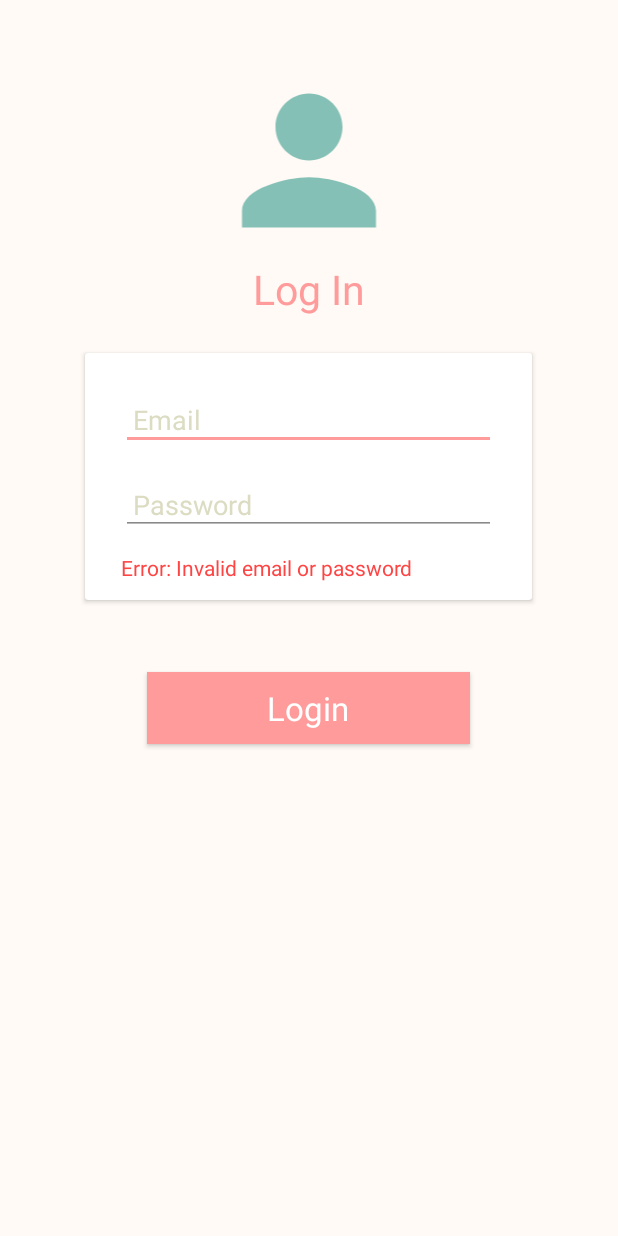
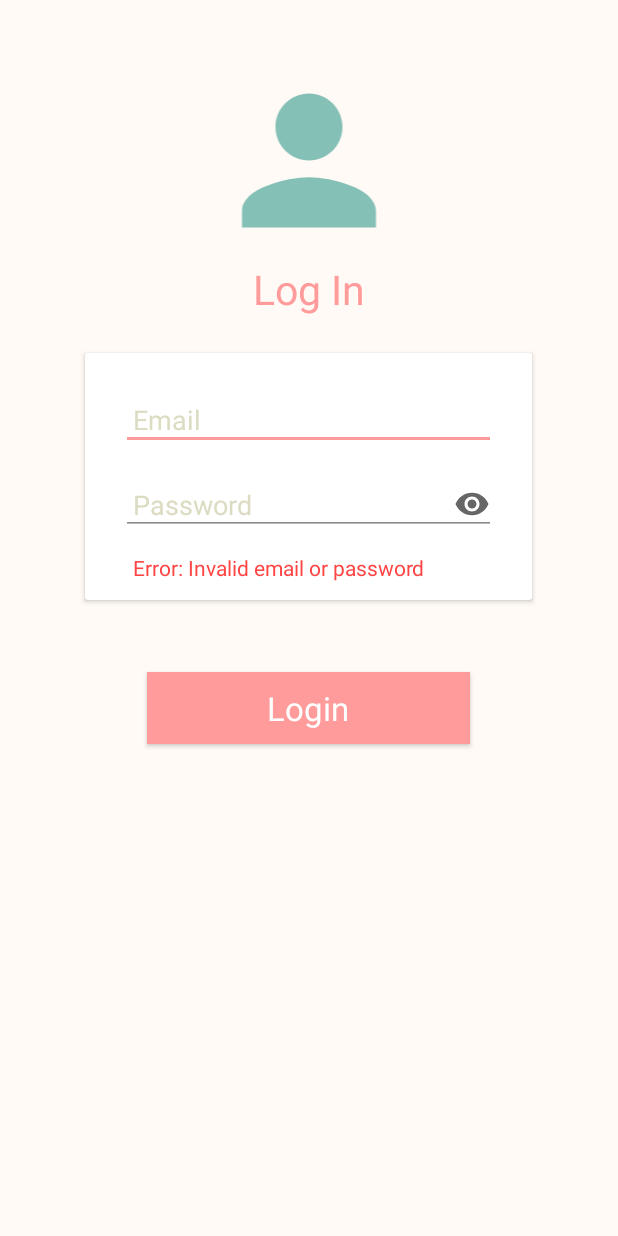
Before and after one commit to saltedfishxx/findastuddy, an Android app: the Login screen opened directly, with no data from a screen before it, after a tap on "Login", on a phone screen of 412 x 824 dp. Run offline under Robolectric (Android 15) with nearby library versions, the phone set to English and light mode, and no system bars; our stand-ins replace Firebase (no records; nobody signed in at launch, a user with empty details on screens opened directly).

Commit message:
Modify password + add group pic

```diff
--- a/app/src/main/AndroidManifest.xml
+++ b/app/src/main/AndroidManifest.xml
@@ -18,10 +18,10 @@
     <application
         android:allowBackup="true"
         android:icon="@drawable/splashscreen25"
-        android:label="FindAStuddy"
         android:roundIcon="@drawable/splashscreen25"
         android:supportsRtl="true"
-        android:theme="@style/AppTheme"
+        android:label=""
+        android:theme="@style/Theme.AppCompat.NoActionBar"
         tools:replace="android:label">
         <meta-data
             android:name="com.google.android.gms.version"
--- a/app/src/main/java/mapp/com/sg/mapp_ca1/Adapter/MainAdapter.java
+++ b/app/src/main/java/mapp/com/sg/mapp_ca1/Adapter/MainAdapter.java
@@ -57,6 +57,11 @@ public class MainAdapter extends RecyclerView.Adapter<MainAdapter.MainViewHolder
         if(chat.getPicURL() != null){
             Glide.with(holder.groupPic.getContext())
                     .load(chat.getPicURL())
+                    .apply(RequestOptions.circleCropTransform())
+                    .into(holder.groupPic);
+        }else{
+            Glide.with(holder.groupPic.getContext())
+                    .load(R.drawable.ic_group_black_24dp)
                     .apply(RequestOptions.circleCropTransform())
                     .into(holder.groupPic);
         }
--- a/app/src/main/java/mapp/com/sg/mapp_ca1/Firestore/GroupChatFirestoreHelper.java
+++ b/app/src/main/java/mapp/com/sg/mapp_ca1/Firestore/GroupChatFirestoreHelper.java
@@ -74,7 +74,7 @@ public class GroupChatFirestoreHelper {
                             }
                             if(gcList != null) {
                                 for (GroupChats g : gcList) {
-                                    if(!g.getMembers().contains(firebaseAuth.getCurrentUser().getUid()) && g.getMemCount() < 6)
+                                    if(!g.getMembers().contains(firebaseAuth.getCurrentUser().getUid()) && g.getMemCount() < 5)
                                     {
                                         browseDuplicate.add(g);
 
--- a/app/src/main/java/mapp/com/sg/mapp_ca1/Login.java
+++ b/app/src/main/java/mapp/com/sg/mapp_ca1/Login.java
@@ -6,9 +6,12 @@ import android.os.Bundle;
 import android.support.annotation.NonNull;
 import android.support.annotation.Nullable;
 import android.support.v7.app.AppCompatActivity;
+import android.text.InputType;
 import android.util.Log;
+import android.view.MotionEvent;
 import android.view.View;
 import android.view.inputmethod.InputMethodManager;
+import android.widget.Button;
 import android.widget.EditText;
 import android.widget.TextView;
 
@@ -20,6 +23,7 @@ import com.google.firebase.auth.FirebaseAuth;
 public class Login extends AppCompatActivity implements View.OnClickListener{
     EditText emailInput, passwordInput;
     TextView errortxt;
+    Button eye;
     private FirebaseAuth auth;
     @Override
     protected void onCreate(@Nullable Bundle savedInstanceState) {
@@ -28,6 +32,7 @@ public class Login extends AppCompatActivity implements View.OnClickListener{
         emailInput = (EditText) findViewById(R.id.editEmail);
         passwordInput = (EditText) findViewById(R.id.editPass);
         errortxt = (TextView) findViewById(R.id.errortxt);
+        eye = (Button) findViewById(R.id.eye);
 
         //init firebase auth
         auth = FirebaseAuth.getInstance();
@@ -36,7 +41,28 @@ public class Login extends AppCompatActivity implements View.OnClickListener{
         if(auth.getCurrentUser()!=null){
             startActivity(new Intent(Login.this, MainActivity.class));
         }
+
+        eye.setOnTouchListener(new View.OnTouchListener() {
+            public boolean onTouch(View v, MotionEvent event) {
+
+                switch ( event.getAction() ) {
+                    case MotionEvent.ACTION_DOWN:
+                        passwordInput.setInputType(InputType.TYPE_CLASS_TEXT);
+                        break;
+                    case MotionEvent.ACTION_UP:
+                        passwordInput.setInputType(InputType.TYPE_CLASS_TEXT | InputType.TYPE_TEXT_VARIATION_PASSWORD);
+                        break;
+                }
+                return true;
             }
+        });
+            }
+
+    @Override
+    public void onBackPressed() {
+        Intent intent = new Intent(getApplicationContext(), WelcomeActivity.class);
+        startActivity(intent);
+    }
 
     @Override
     public void onClick(View v) {
@@ -49,6 +75,8 @@ public class Login extends AppCompatActivity implements View.OnClickListener{
             public void onComplete(@NonNull Task<AuthResult> task) {
                 if(!task.isSuccessful()){
                     errortxt.setText("Error: Invalid email or password");
+                    emailInput.setText("");
+                    passwordInput.setText("");
                 }else {
                     startActivity(new Intent(Login.this, MainActivity.class));
                 }
--- a/app/src/main/java/mapp/com/sg/mapp_ca1/MainActivity.java
+++ b/app/src/main/java/mapp/com/sg/mapp_ca1/MainActivity.java
@@ -14,6 +14,7 @@ import android.support.v7.app.AppCompatActivity;
 import android.os.Bundle;
 import android.support.v7.widget.LinearLayoutManager;
 import android.support.v7.widget.RecyclerView;
+import android.util.Log;
 import android.view.MenuItem;
 import android.view.View;
 import android.widget.ExpandableListView;
@@ -114,7 +115,8 @@ public class MainActivity extends AppCompatActivity {
                         // continue with adding
                         FirebaseAuth firebaseAuth = FirebaseAuth.getInstance();
                         firebaseAuth.signOut();
-                        finish();
+                        Intent intent = new Intent(getApplicationContext(), Login.class);
+                        startActivity(intent);
 
                     }
                 })
--- a/app/src/main/java/mapp/com/sg/mapp_ca1/WelcomeActivity.java
+++ b/app/src/main/java/mapp/com/sg/mapp_ca1/WelcomeActivity.java
@@ -23,6 +23,12 @@ public class WelcomeActivity extends AppCompatActivity {
         signupbtn.setOnClickListener(clickaction);
 
     }
+
+    @Override
+    public void onBackPressed() {
+        moveTaskToBack(true);
+    }
+
     View.OnClickListener clickaction = new View.OnClickListener() {
         public void onClick(View v) {
             switch(v.getId()) {
--- a/app/src/main/res/drawable/ic_photo_library_black_24dp.xml
+++ b/app/src/main/res/drawable/ic_photo_library_black_24dp.xml
@@ -1,5 +1,5 @@
-<vector android:height="24dp" android:tint="#666666"
+<vector android:height="24dp" android:tint="#ffffff"
     android:viewportHeight="24.0" android:viewportWidth="24.0"
     android:width="24dp" xmlns:android="http://schemas.android.com/apk/res/android">
-    <path android:fillColor="#FF000000" android:pathData="M22,16L22,4c0,-1.1 -0.9,-2 -2,-2L8,2c-1.1,0 -2,0.9 -2,2v12c0,1.1 0.9,2 2,2h12c1.1,0 2,-0.9 2,-2zM11,12l2.03,2.71L16,11l4,5L8,16l3,-4zM2,6v14c0,1.1 0.9,2 2,2h14v-2L4,20L4,6L2,6z"/>
+    <path android:fillColor="#FFffff" android:pathData="M22,16L22,4c0,-1.1 -0.9,-2 -2,-2L8,2c-1.1,0 -2,0.9 -2,2v12c0,1.1 0.9,2 2,2h12c1.1,0 2,-0.9 2,-2zM11,12l2.03,2.71L16,11l4,5L8,16l3,-4zM2,6v14c0,1.1 0.9,2 2,2h14v-2L4,20L4,6L2,6z"/>
 </vector>
--- /dev/null
+++ b/app/src/main/res/drawable/ic_remove_red_eye_black_24dp.xml
@@ -0,0 +1,5 @@
+<vector android:height="24dp" android:tint="#666666"
+    android:viewportHeight="24.0" android:viewportWidth="24.0"
+    android:width="24dp" xmlns:android="http://schemas.android.com/apk/res/android">
+    <path android:fillColor="#FF000000" android:pathData="M12,4.5C7,4.5 2.73,7.61 1,12c1.73,4.39 6,7.5 11,7.5s9.27,-3.11 11,-7.5c-1.73,-4.39 -6,-7.5 -11,-7.5zM12,17c-2.76,0 -5,-2.24 -5,-5s2.24,-5 5,-5 5,2.24 5,5 -2.24,5 -5,5zM12,9c-1.66,0 -3,1.34 -3,3s1.34,3 3,3 3,-1.34 3,-3 -1.34,-3 -3,-3z"/>
+</vector>
--- a/app/src/main/res/layout/edit_profile.xml
+++ b/app/src/main/res/layout/edit_profile.xml
@@ -3,6 +3,7 @@
     android:layout_width="match_parent"
     android:layout_height="match_parent"
     xmlns:app="http://schemas.android.com/apk/res-auto"
+    android:theme="@style/Theme.AppCompat.Light.NoActionBar"
     android:background="@color/background_color">
 
     <ScrollView
--- a/app/src/main/res/layout/item_message.xml
+++ b/app/src/main/res/layout/item_message.xml
@@ -5,6 +5,7 @@
     xmlns:tools="http://schemas.android.com/tools"
     android:layout_width="match_parent"
     android:layout_height="wrap_content"
+    android:theme="@style/Theme.AppCompat.NoActionBar"
     android:paddingTop="8dp">
 
     <ImageView
@@ -33,6 +34,7 @@
         android:layout_height="wrap_content"
         android:layout_marginRight="4dp"
         android:textSize="10sp"
+        android:textColor="@color/grey"
         app:layout_constraintBottom_toBottomOf="@+id/messageTextView"
         app:layout_constraintRight_toLeftOf="@+id/messageTextView" />
 
--- a/app/src/main/res/layout/item_message_received.xml
+++ b/app/src/main/res/layout/item_message_received.xml
@@ -5,6 +5,7 @@
     xmlns:tools="http://schemas.android.com/tools"
     android:layout_width="match_parent"
     android:layout_height="wrap_content"
+    android:theme="@style/Theme.AppCompat.NoActionBar"
     android:paddingTop="8dp">
 
     <ImageView
@@ -31,6 +32,7 @@
         android:layout_marginLeft="8dp"
         android:layout_marginTop="4dp"
         android:textSize="12sp"
+        android:textColor="@color/grey"
         app:layout_constraintLeft_toRightOf="@+id/image_message_profile"
         app:layout_constraintTop_toTopOf="parent" />
 
@@ -53,6 +55,7 @@
         android:layout_height="wrap_content"
         android:layout_marginLeft="4dp"
         android:textSize="10sp"
+        android:textColor="@color/grey"
         app:layout_constraintBottom_toBottomOf="@+id/messageTextView"
         app:layout_constraintLeft_toRightOf="@+id/messageTextView" />
 
--- a/app/src/main/res/layout/layout_child.xml
+++ b/app/src/main/res/layout/layout_child.xml
@@ -14,7 +14,7 @@
             android:layout_width="48dp"
             android:layout_height="48dp"
             android:scaleType="centerInside"
-            android:background="@drawable/ic_group_black_24dp"
+            android:background="@drawable/circle"
             android:layout_alignParentStart="true"
             android:layout_alignParentLeft="true"
             android:layout_centerVertical="true"
--- a/app/src/main/res/layout/login.xml
+++ b/app/src/main/res/layout/login.xml
@@ -34,7 +34,7 @@
         app:cardBackgroundColor="@color/color_white"
         >
 
-        <LinearLayout
+        <RelativeLayout
             android:id="@+id/underInput"
             android:layout_width="wrap_content"
             android:layout_height="wrap_content"
@@ -48,6 +48,7 @@
                 android:hint="Email"
                 android:theme="@style/EditTextTheme"
                 android:maxLines="1"
+                android:inputType="textEmailAddress"
                 android:imeOptions="actionDone"
                 android:textColorHint="@color/light_text"
                 android:textColor="@color/main_edit"
@@ -63,8 +64,10 @@
                 android:layout_height="wrap_content"
                 android:layout_gravity="center_horizontal"
                 android:hint="Password"
+                android:inputType="textPassword"
                 android:theme="@style/EditTextTheme"
                 android:maxLines="1"
+                android:layout_below="@+id/editEmail"
                 android:textColorHint="@color/light_text"
                 android:imeOptions="actionDone"
                 android:textColor="@color/main_edit"
@@ -73,15 +76,27 @@
                 android:layout_marginRight="24dp"
                 android:layout_marginBottom="12dp"
                 android:padding="8dp"/>
+
+            <Button
+                android:id="@+id/eye"
+                android:layout_width="24dp"
+                android:layout_height="24dp"
+                android:layout_marginTop="8dp"
+                android:layout_marginRight="4dp"
+                android:layout_alignEnd="@+id/editPass"
+                android:layout_alignTop="@+id/editPass"
+                android:background="@drawable/ic_remove_red_eye_black_24dp" />
             <TextView
                 android:id="@+id/errortxt"
+                android:layout_below="@+id/editPass"
                 android:layout_width="wrap_content"
                 android:layout_height="wrap_content"
-                android:layout_marginLeft="24dp"
-                android:layout_marginRight="24dp"
+                android:layout_marginStart="32dp"
+                android:layout_marginEnd="24dp"
                 android:textColor="@android:color/holo_red_light"
                 />
-        </LinearLayout>
+        </RelativeLayout>
+
 
     </android.support.v7.widget.CardView>
 
```
Also changed, not shown: app/src/main/java/mapp/com/sg/mapp_ca1/Adapter/MessageAdapter.java (+12 -4 lines), app/src/main/java/mapp/com/sg/mapp_ca1/ChatRoomActivity.java (+37 -5 lines), app/src/main/java/mapp/com/sg/mapp_ca1/Signup.java (+22 -3 lines), app/src/main/res/drawable/circleprofile.xml (added, +12 -0 lines), app/src/main/res/layout/activity_chatroom.xml (+41 -14 lines), app/src/main/res/layout/signup.xml (+18 -0 lines).
